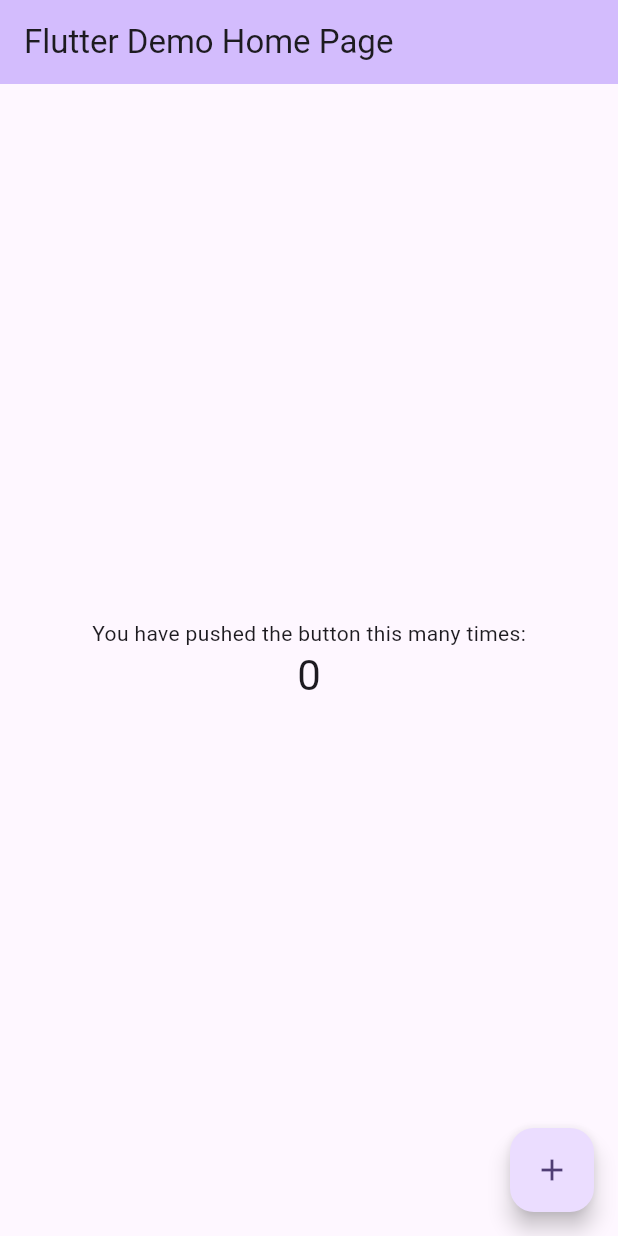
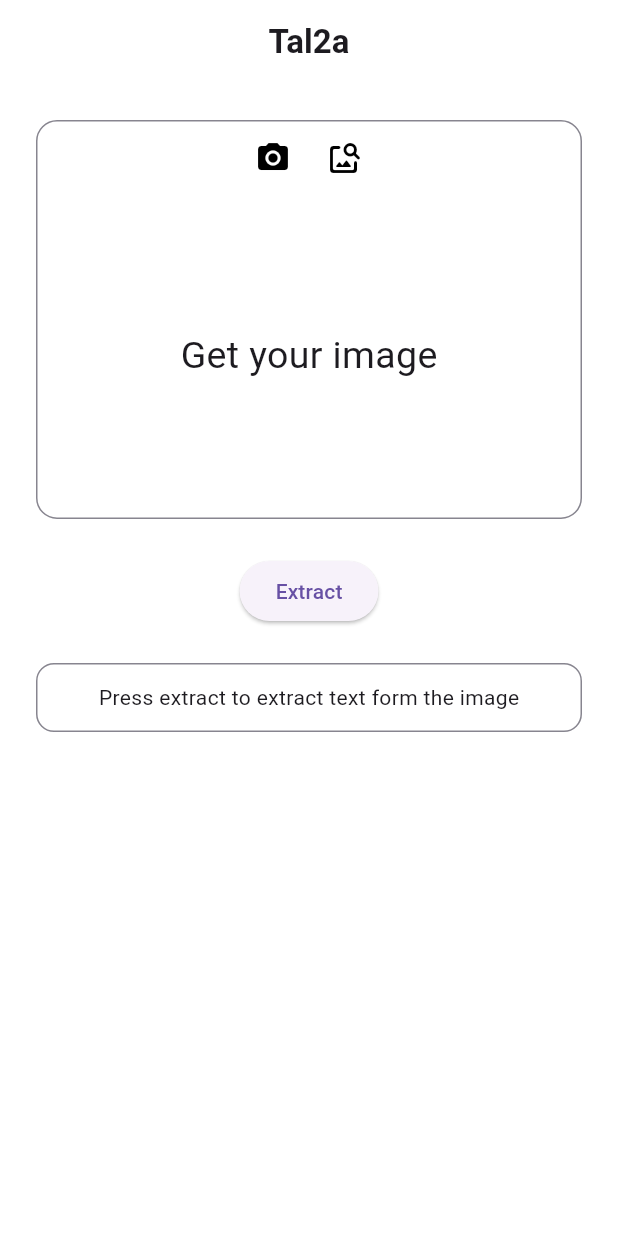
Before and after one commit to hasscode/Esh7enly, a Flutter app: the screen it shows after launch, on a phone screen of 412 x 824 dp. Run offline on Flutter 3.47's test engine with Material 3 defaults, Android fonts, the phone set to English and light mode, and no system bars; our stand-ins replace flutter_bloc, image_picker; missing offline and left inert: flutter_tesseract_ocr, google_mlkit_text_recognition.

Commit message:
Add basic image picker and OCR cubits with temporary test UI

```diff
--- /dev/null
+++ b/lib/features/home/view/controller/get text from image OCR cubit/get_text_from_image_cubit.dart
@@ -0,0 +1,20 @@
+import 'dart:io';
+import 'package:esh7nly/features/home/view/controller/get%20text%20from%20image%20OCR%20cubit/get_text_from_image_state.dart';
+import 'package:flutter_bloc/flutter_bloc.dart';
+import 'package:flutter_tesseract_ocr/android_ios.dart';
+import 'package:google_mlkit_text_recognition/google_mlkit_text_recognition.dart';
+
+class GetTextFromImageCubit extends Cubit<GetTextFromImageState>{
+  GetTextFromImageCubit() :super (GetTextFromImageInitial());
+
+  Future<void>getTextFromImage(File image)async{
+    emit(GetTextFromImageLoading());
+try {
+  final text = await FlutterTesseractOcr.extractText(image.path, language: 'ara+eng');
+  emit(GetTextFromImageSuccess(text));
+} on Exception catch (e) {
+emit(GetTextFromImageFailure(e.toString()));
+}
+
+  }
+}
--- /dev/null
+++ b/lib/features/home/view/controller/get text from image OCR cubit/get_text_from_image_state.dart
@@ -0,0 +1,11 @@
+abstract  class GetTextFromImageState{}
+ class GetTextFromImageInitial extends GetTextFromImageState{}
+ class GetTextFromImageLoading extends GetTextFromImageState{}
+ class GetTextFromImageFailure extends GetTextFromImageState{
+  String errMessage;
+  GetTextFromImageFailure(this.errMessage);
+ }
+ class GetTextFromImageSuccess extends GetTextFromImageState{
+  String text;
+  GetTextFromImageSuccess(this.text);
+ }
--- /dev/null
+++ b/lib/features/home/view/controller/pick image cubit/pick_image_states.dart
@@ -0,0 +1,14 @@
+import 'dart:io';
+
+abstract class PickImageStates{}
+ class PickImageInitial extends PickImageStates{}
+ class PickImageLoading extends PickImageStates{}
+ class PickImageFailure extends PickImageStates{
+ String errMessage;
+ PickImageFailure(this.errMessage);
+ }
+ class PickImageSuccess extends PickImageStates{
+ File image;
+ PickImageSuccess(this.image);
+
+ }
--- /dev/null
+++ b/lib/features/home/view/screens/get_image_text_test.dart
@@ -0,0 +1,65 @@
+import 'dart:io';
+
+import 'package:esh7nly/features/home/view/controller/get%20text%20from%20image%20OCR%20cubit/get_text_from_image_cubit.dart';
+import 'package:esh7nly/features/home/view/controller/get%20text%20from%20image%20OCR%20cubit/get_text_from_image_state.dart';
+import 'package:esh7nly/features/home/view/widgets/get_text_from_image_button.dart';
+import 'package:esh7nly/features/home/view/widgets/text_from_image_widget.dart';
+import 'package:flutter/material.dart';
+import 'package:flutter_bloc/flutter_bloc.dart';
+import '../widgets/pick_image_widget.dart';
+
+
+class GetImageTextTest extends StatelessWidget {
+   GetImageTextTest({super.key});
+final TextEditingController getTextController =TextEditingController();
+ File? pickedImage;
+  @override
+  Widget build(BuildContext context) {
+    return Scaffold(
+
+      appBar: AppBar(
+        centerTitle: true,
+        backgroundColor: Colors.white,
+        title: Text('Tal2a',style: TextStyle(fontWeight: FontWeight.bold),),
+
+      ),
+      backgroundColor: Colors.white,
+      body: SingleChildScrollView(
+        child: Column(
+          mainAxisAlignment: MainAxisAlignment.center,
+          children: [
+            Padding(
+              padding: const EdgeInsets.all(24.0),
+              child: Container(
+                decoration: BoxDecoration(
+                  color: Colors.white,
+                  border: Border.all(color: Color(0xff87858F)),
+                  borderRadius: BorderRadius.circular(14),
+                ),
+                child: PickImageWidget(onPickedImage: (file){
+                  pickedImage =file;
+                },)
+              ),
+            ),
+            ElevatedButton(
+              onPressed: () {
+                if (pickedImage != null) {
+                  BlocProvider.of<GetTextFromImageCubit>(context).getTextFromImage(pickedImage!);
+                } else {
+                  ScaffoldMessenger.of(context).showSnackBar(
+                    SnackBar(content: Text("please pick image first")),
+                  );
+                }
+              },
+              child: Text('Extract'),
+            ),
+            Padding(
+              padding: const EdgeInsets.all(24.0),
+              child: TextFromImageWidget()
+            )
+          ],
+        ),
+      ),
+    );
+  }
+}
--- /dev/null
+++ b/lib/features/home/view/widgets/pick_image_buttons_widget.dart
@@ -0,0 +1,33 @@
+import 'package:flutter/material.dart';
+import 'package:flutter_bloc/flutter_bloc.dart';
+
+import '../controller/pick image cubit/pick_image_cubit.dart';
+class PickImageButtonsWidget extends StatelessWidget {
+  const PickImageButtonsWidget({super.key});
+
+  @override
+  Widget build(BuildContext context) {
+    return Row(
+      mainAxisAlignment: MainAxisAlignment.center,
+      children: [
+
+        IconButton(
+          onPressed: () {
+            BlocProvider.of<PickImageCubit>(context).pickImageByCamera();
+          },
+          icon: Icon(Icons.camera_alt, color: Colors.black),
+        ),
+        IconButton(
+          onPressed: () {
+            BlocProvider.of<PickImageCubit>(context).pickImageByGallery();
+          },
+          icon: Icon(
+            Icons.image_search_rounded,
+            color: Colors.black,
+          ),
+        ),
+      ],
+
+    );
+  }
+}
--- /dev/null
+++ b/lib/features/home/view/widgets/pick_image_widget.dart
@@ -0,0 +1,51 @@
+import 'dart:io';
+
+import 'package:esh7nly/features/home/view/widgets/pick_image_buttons_widget.dart';
+import 'package:flutter/material.dart';
+import 'package:flutter_bloc/flutter_bloc.dart';
+
+import '../controller/pick image cubit/pick_image_cubit.dart';
+import '../controller/pick image cubit/pick_image_states.dart';
+class PickImageWidget extends StatelessWidget {
+  const PickImageWidget({super.key,required this.onPickedImage});
+ final Function(File) onPickedImage;
+  @override
+  Widget build(BuildContext context) {
+    return Column(
+
+      children: [
+        PickImageButtonsWidget(),
+        Padding(
+          padding: const EdgeInsets.all(8.0),
+          child: BlocBuilder<PickImageCubit,PickImageStates>(
+
+              builder: (context,state){
+                if(state is PickImageLoading){
+                  return Center(child: SizedBox( child: CircularProgressIndicator()));
+                }
+                else if(state is PickImageFailure){
+                  return SizedBox(width: 200,height: 200, child: Text(state.errMessage));
+                }
+                else if (state is PickImageSuccess){
+                  onPickedImage(state.image);
+                  return Container(
+                    width: 300,
+                    height: 300,
+                    decoration: BoxDecoration(
+                      image: DecorationImage(
+                        image: FileImage(state.image),
+                      ),
+                    ),
+                  );
+                }
+                return SizedBox(width: 200,height: 200, child: Center(child: Text('Get your image',style: TextStyle(fontSize: 25),)));
+
+              }
+
+
+          ),
+        ),
+      ],
+    );
+  }
+}
--- /dev/null
+++ b/lib/features/home/view/widgets/text_from_image_widget.dart
@@ -0,0 +1,56 @@
+import 'package:flutter/material.dart';
+import 'package:flutter_bloc/flutter_bloc.dart';
+
+import '../controller/get text from image OCR cubit/get_text_from_image_cubit.dart';
+import '../controller/get text from image OCR cubit/get_text_from_image_state.dart';
+class TextFromImageWidget extends StatelessWidget {
+   const TextFromImageWidget({super.key});
+
+  @override
+  Widget build(BuildContext context) {
+    return Container(
+
+      decoration: BoxDecoration(
+          borderRadius: BorderRadius.circular(12),
+          border: Border.all(color: Color(0xff87858F))
+      ),
+      child:  Padding(
+        padding: const EdgeInsets.all(12.0),
+        child: BlocBuilder<GetTextFromImageCubit,GetTextFromImageState>(builder:(context,state) {
+          if(state is GetTextFromImageLoading){
+            return Center(child: CircularProgressIndicator());
+          }
+          else if (state is GetTextFromImageFailure){
+            return Center(child: Text(state.errMessage));
+          }
+          else if (state is GetTextFromImageSuccess){
+            return Text(state.text);
+          }
+          return Center(child: Text('Press extract to extract text form the image'));
+
+        }
+        ),
+      ),
+    );
+  }
+}
+// TextFormField(
+// controller: textEditingController,
+// maxLines: 5,
+// decoration: InputDecoration(
+// border: OutlineInputBorder(
+// borderRadius: BorderRadius.circular(12),
+// borderSide: BorderSide(color: Color(0xff87858F)),
+// ),
+// disabledBorder: OutlineInputBorder(
+// borderRadius: BorderRadius.circular(12),
+// borderSide: BorderSide(color: Color(0xff87858F)),
+// ),
+// enabledBorder: OutlineInputBorder(
+// borderRadius: BorderRadius.circular(12),
+// borderSide: BorderSide(color: Color(0xff87858F)),
+// ),
+//
+// ),
+//
+// )
--- a/lib/main.dart
+++ b/lib/main.dart
@@ -1,122 +1,26 @@
+import 'package:esh7nly/features/home/view/controller/get%20text%20from%20image%20OCR%20cubit/get_text_from_image_cubit.dart';
+import 'package:esh7nly/features/home/view/controller/pick%20image%20cubit/pick_image_cubit.dart';
+import 'package:esh7nly/features/home/view/screens/get_image_text_test.dart';
 import 'package:flutter/material.dart';
+import 'package:flutter_bloc/flutter_bloc.dart';
 
 void main() {
-  runApp(const MyApp());
+  runApp(const TextDetector());
 }
 
-class MyApp extends StatelessWidget {
-  const MyApp({super.key});
+class TextDetector extends StatelessWidget {
+  const TextDetector({super.key});
 
-  // This widget is the root of your application.
   @override
   Widget build(BuildContext context) {
-    return MaterialApp(
-      title: 'Flutter Demo',
-      theme: ThemeData(
-        // This is the theme of your application.
-        //
-        // TRY THIS: Try running your application with "flutter run". You'll see
-        // the application has a purple toolbar. Then, without quitting the app,
-        // try changing the seedColor in the colorScheme below to Colors.green
-        // and then invoke "hot reload" (save your changes or press the "hot
-        // reload" button in a Flutter-supported IDE, or press "r" if you used
-        // the command line to start the app).
-        //
-        // Notice that the counter didn't reset back to zero; the application
-        // state is not lost during the reload. To reset the state, use hot
-        // restart instead.
-        //
-        // This works for code too, not just values: Most code changes can be
-        // tested with just a hot reload.
-        colorScheme: ColorScheme.fromSeed(seedColor: Colors.deepPurple),
+    return MultiBlocProvider(providers: [
+      BlocProvider(create: (context)=>PickImageCubit()),
+      BlocProvider(create: (context)=>GetTextFromImageCubit())
+    ],
+      child: MaterialApp(
+        debugShowCheckedModeBanner: false,
+        home: GetImageTextTest(),
       ),
-      home: const MyHomePage(title: 'Flutter Demo Home Page'),
     );
   }
 }
-
-class MyHomePage extends StatefulWidget {
-  const MyHomePage({super.key, required this.title});
-
-  // This widget is the home page of your application. It is stateful, meaning
-  // that it has a State object (defined below) that contains fields that affect
-  // how it looks.
-
-  // This class is the configuration for the state. It holds the values (in this
-  // case the title) provided by the parent (in this case the App widget) and
-  // used by the build method of the State. Fields in a Widget subclass are
-  // always marked "final".
-
-  final String title;
-
-  @override
-  State<MyHomePage> createState() => _MyHomePageState();
-}
-
-class _MyHomePageState extends State<MyHomePage> {
-  int _counter = 0;
-
-  void _incrementCounter() {
-    setState(() {
-      // This call to setState tells the Flutter framework that something has
-      // changed in this State, which causes it to rerun the build method below
-      // so that the display can reflect the updated values. If we changed
-      // _counter without calling setState(), then the build method would not be
-      // called again, and so nothing would appear to happen.
-      _counter++;
-    });
-  }
-
-  @override
-  Widget build(BuildContext context) {
-    // This method is rerun every time setState is called, for instance as done
-    // by the _incrementCounter method above.
-    //
-    // The Flutter framework has been optimized to make rerunning build methods
-    // fast, so that you can just rebuild anything that needs updating rather
-    // than having to individually change instances of widgets.
-    return Scaffold(
-      appBar: AppBar(
-        // TRY THIS: Try changing the color here to a specific color (to
-        // Colors.amber, perhaps?) and trigger a hot reload to see the AppBar
-        // change color while the other colors stay the same.
-        backgroundColor: Theme.of(context).colorScheme.inversePrimary,
-        // Here we take the value from the MyHomePage object that was created by
-        // the App.build method, and use it to set our appbar title.
-        title: Text(widget.title),
-      ),
-      body: Center(
-        // Center is a layout widget. It takes a single child and positions it
-        // in the middle of the parent.
-        child: Column(
-          // Column is also a layout widget. It takes a list of children and
-          // arranges them vertically. By default, it sizes itself to fit its
-          // children horizontally, and tries to be as tall as its parent.
-          //
-          // Column has various properties to control how it sizes itself and
-          // how it positions its children. Here we use mainAxisAlignment to
-          // center the children vertically; the main axis here is the vertical
-          // axis because Columns are vertical (the cross axis would be
-          // horizontal).
-          //
-          // TRY THIS: Invoke "debug painting" (choose the "Toggle Debug Paint"
-          // action in the IDE, or press "p" in the console), to see the
-          // wireframe for each widget.
-          mainAxisAlignment: MainAxisAlignment.center,
-          children: <Widget>[
-            const Text('You have pushed the button this many times:'),
-            Text(
-              '$_counter',
-              style: Theme.of(context).textTheme.headlineMedium,
-            ),
-          ],
-        ),
-      ),
-      floatingActionButton: FloatingActionButton(
-        onPressed: _incrementCounter,
-        tooltip: 'Increment',
-        child: const Icon(Icons.add),
-      ), // This trailing comma makes auto-formatting nicer for build methods.
-    );
-  }
-}
--- a/pubspec.yaml
+++ b/pubspec.yaml
@@ -34,6 +34,12 @@ dependencies:
   # The following adds the Cupertino Icons font to your application.
   # Use with the CupertinoIcons class for iOS style icons.
   cupertino_icons: ^1.0.8
+  image_picker: ^1.1.2
+  path: ^1.9.1
+  image_painter: ^0.7.1
+  flutter_bloc: ^9.1.1
+  google_mlkit_text_recognition: ^0.15.0
+  flutter_tesseract_ocr: ^0.4.29
 
 dev_dependencies:
   flutter_test:
```
Also changed, not shown: lib/features/home/view/controller/pick image cubit/pick_image_cubit.dart (added, +38 -0 lines), lib/features/home/view/widgets/get_text_from_image_button.dart (added, +25 -0 lines), pubspec.lock, 6 other files.
